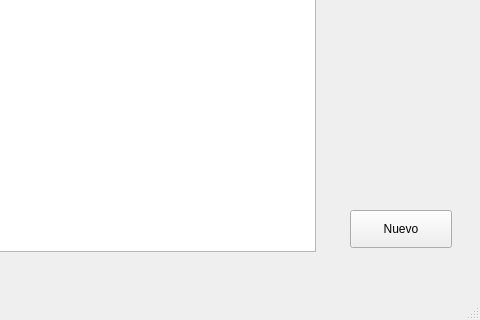
Old version of the form productosSeguidos.ui in the repository waltermas-gitter/infomesas-gui; both pictures show x 320 to 800 and y 280 to 600 of the 800 by 600 pixel window.
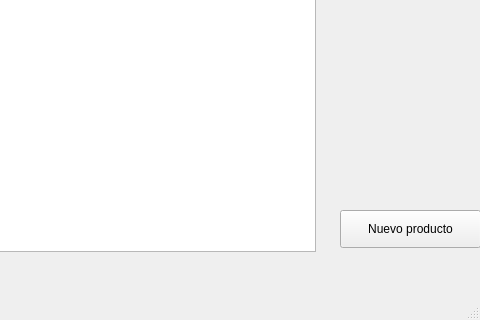
New version of the form.

```diff
--- a/productosSeguidos.ui
+++ b/productosSeguidos.ui
@@ -48,14 +48,14 @@
    <widget class="QPushButton" name="nuevoPushButton">
     <property name="geometry">
      <rect>
-      <x>670</x>
+      <x>660</x>
       <y>490</y>
-      <width>102</width>
+      <width>141</width>
       <height>38</height>
      </rect>
     </property>
     <property name="text">
-     <string>Nuevo</string>
+     <string>Nuevo producto</string>
     </property>
    </widget>
   </widget>
```
